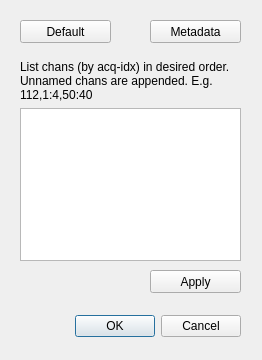
First picture: the form in Forms/FVW_MapDialog.ui, repository billkarsh/SpikeGLX, before the edit.
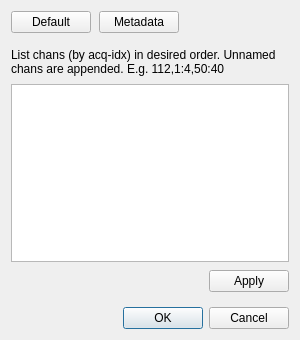
Second picture: the form after the edit.

Patch:
```diff
--- a/Forms/FVW_MapDialog.ui
+++ b/Forms/FVW_MapDialog.ui
@@ -6,21 +6,36 @@
    <rect>
     <x>0</x>
     <y>0</y>
-    <width>262</width>
-    <height>360</height>
+    <width>300</width>
+    <height>340</height>
    </rect>
   </property>
+  <property name="sizePolicy">
+   <sizepolicy hsizetype="MinimumExpanding" vsizetype="MinimumExpanding">
+    <horstretch>0</horstretch>
+    <verstretch>0</verstretch>
+   </sizepolicy>
+  </property>
+  <property name="minimumSize">
+   <size>
+    <width>300</width>
+    <height>340</height>
+   </size>
+  </property>
   <property name="windowTitle">
    <string>Edit Sort Order</string>
   </property>
+  <layout class="QGridLayout" name="gridLayout_2">
+   <property name="verticalSpacing">
+    <number>15</number>
+   </property>
+   <item row="2" column="0">
   <widget class="QDialogButtonBox" name="buttonBox">
-   <property name="geometry">
-    <rect>
-     <x>20</x>
-     <y>310</y>
-     <width>221</width>
-     <height>32</height>
-    </rect>
+     <property name="sizePolicy">
+      <sizepolicy hsizetype="Preferred" vsizetype="Preferred">
+       <horstretch>0</horstretch>
+       <verstretch>0</verstretch>
+      </sizepolicy>
    </property>
    <property name="focusPolicy">
     <enum>Qt::StrongFocus</enum>
@@ -32,17 +47,61 @@
     <set>QDialogButtonBox::Cancel|QDialogButtonBox::Ok</set>
    </property>
   </widget>
-  <widget class="QWidget" name="verticalLayoutWidget">
-   <property name="geometry">
-    <rect>
-     <x>20</x>
-     <y>60</y>
-     <width>221</width>
-     <height>201</height>
-    </rect>
-   </property>
-   <layout class="QVBoxLayout" name="verticalLayout">
-    <item>
+   </item>
+   <item row="1" column="0">
+    <layout class="QGridLayout" name="gridLayout">
+     <property name="verticalSpacing">
+      <number>8</number>
+     </property>
+     <item row="2" column="1">
+      <widget class="QPushButton" name="applyBut">
+       <property name="sizePolicy">
+        <sizepolicy hsizetype="Preferred" vsizetype="Preferred">
+         <horstretch>0</horstretch>
+         <verstretch>0</verstretch>
+        </sizepolicy>
+       </property>
+       <property name="text">
+        <string>Apply</string>
+       </property>
+      </widget>
+     </item>
+     <item row="2" column="0">
+      <spacer name="horizontalSpacer">
+       <property name="orientation">
+        <enum>Qt::Horizontal</enum>
+       </property>
+       <property name="sizeHint" stdset="0">
+        <size>
+         <width>40</width>
+         <height>20</height>
+        </size>
+       </property>
+      </spacer>
+     </item>
+     <item row="1" column="0" colspan="2">
+      <widget class="QPlainTextEdit" name="listTE">
+       <property name="sizePolicy">
+        <sizepolicy hsizetype="Expanding" vsizetype="Expanding">
+         <horstretch>0</horstretch>
+         <verstretch>1</verstretch>
+        </sizepolicy>
+       </property>
+       <property name="minimumSize">
+        <size>
+         <width>0</width>
+         <height>0</height>
+        </size>
+       </property>
+       <property name="tabChangesFocus">
+        <bool>true</bool>
+       </property>
+       <property name="placeholderText">
+        <string/>
+       </property>
+      </widget>
+     </item>
+     <item row="0" column="0" colspan="2">
      <widget class="QLabel" name="label">
       <property name="text">
        <string>List chans (by acq-idx) in desired order. Unnamed chans are appended. E.g. 112,1:4,50:40</string>
@@ -55,60 +114,55 @@
       </property>
      </widget>
     </item>
-    <item>
-     <widget class="QPlainTextEdit" name="listTE">
-      <property name="sizePolicy">
-       <sizepolicy hsizetype="Expanding" vsizetype="Expanding">
-        <horstretch>0</horstretch>
-        <verstretch>1</verstretch>
-       </sizepolicy>
-      </property>
-      <property name="tabChangesFocus">
-       <bool>true</bool>
-      </property>
-     </widget>
-    </item>
-   </layout>
-  </widget>
+    </layout>
+   </item>
+   <item row="0" column="0">
+    <layout class="QHBoxLayout" name="horizontalLayout">
+     <property name="spacing">
+      <number>8</number>
+     </property>
+     <item>
   <widget class="QPushButton" name="defaultBut">
-   <property name="geometry">
-    <rect>
-     <x>20</x>
-     <y>20</y>
-     <width>91</width>
-     <height>23</height>
-    </rect>
+       <property name="sizePolicy">
+        <sizepolicy hsizetype="Preferred" vsizetype="Preferred">
+         <horstretch>0</horstretch>
+         <verstretch>0</verstretch>
+        </sizepolicy>
    </property>
    <property name="text">
     <string>Default</string>
    </property>
   </widget>
+     </item>
+     <item>
   <widget class="QPushButton" name="metaBut">
-   <property name="geometry">
-    <rect>
-     <x>150</x>
-     <y>20</y>
-     <width>91</width>
-     <height>23</height>
-    </rect>
+       <property name="sizePolicy">
+        <sizepolicy hsizetype="Preferred" vsizetype="Preferred">
+         <horstretch>0</horstretch>
+         <verstretch>0</verstretch>
+        </sizepolicy>
    </property>
    <property name="text">
     <string>Metadata</string>
    </property>
   </widget>
-  <widget class="QPushButton" name="applyBut">
-   <property name="geometry">
-    <rect>
-     <x>150</x>
-     <y>270</y>
-     <width>91</width>
-     <height>23</height>
-    </rect>
-   </property>
-   <property name="text">
-    <string>Apply</string>
-   </property>
-  </widget>
+     </item>
+     <item>
+      <spacer name="horizontalSpacer_2">
+       <property name="orientation">
+        <enum>Qt::Horizontal</enum>
+       </property>
+       <property name="sizeHint" stdset="0">
+        <size>
+         <width>40</width>
+         <height>20</height>
+        </size>
+       </property>
+      </spacer>
+     </item>
+    </layout>
+   </item>
+  </layout>
  </widget>
  <tabstops>
   <tabstop>defaultBut</tabstop>
```
Left out of the diff: 2 changed lines with no effect on the pictures. Lines whose indentation alone changed are shown as unchanged.
